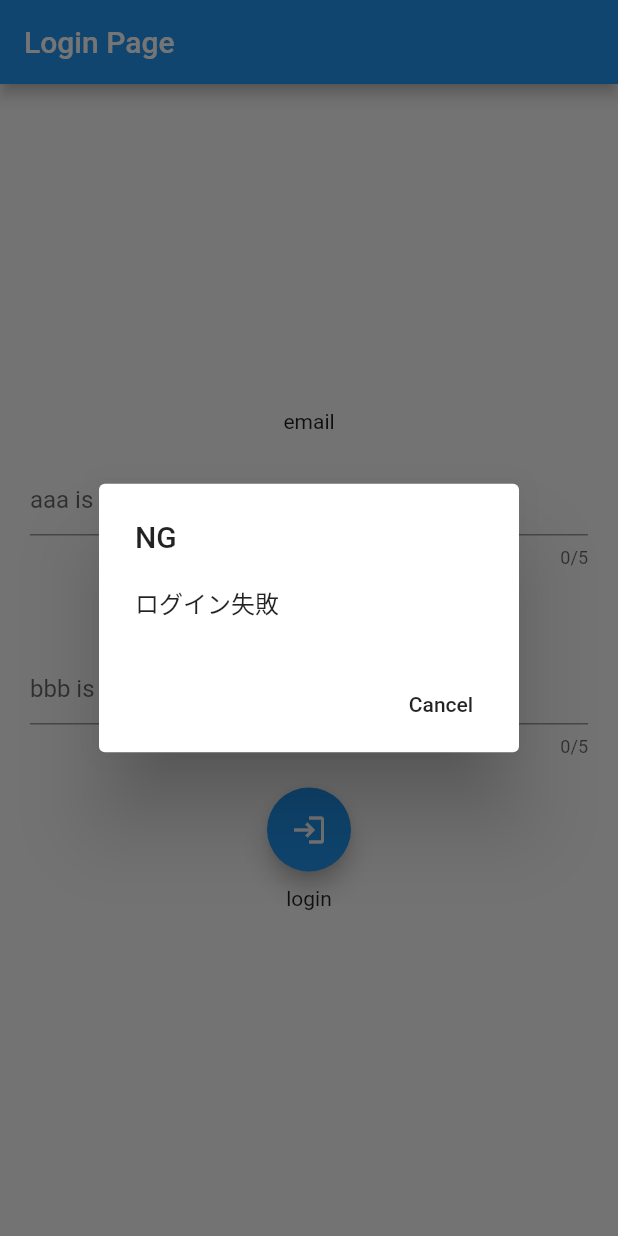
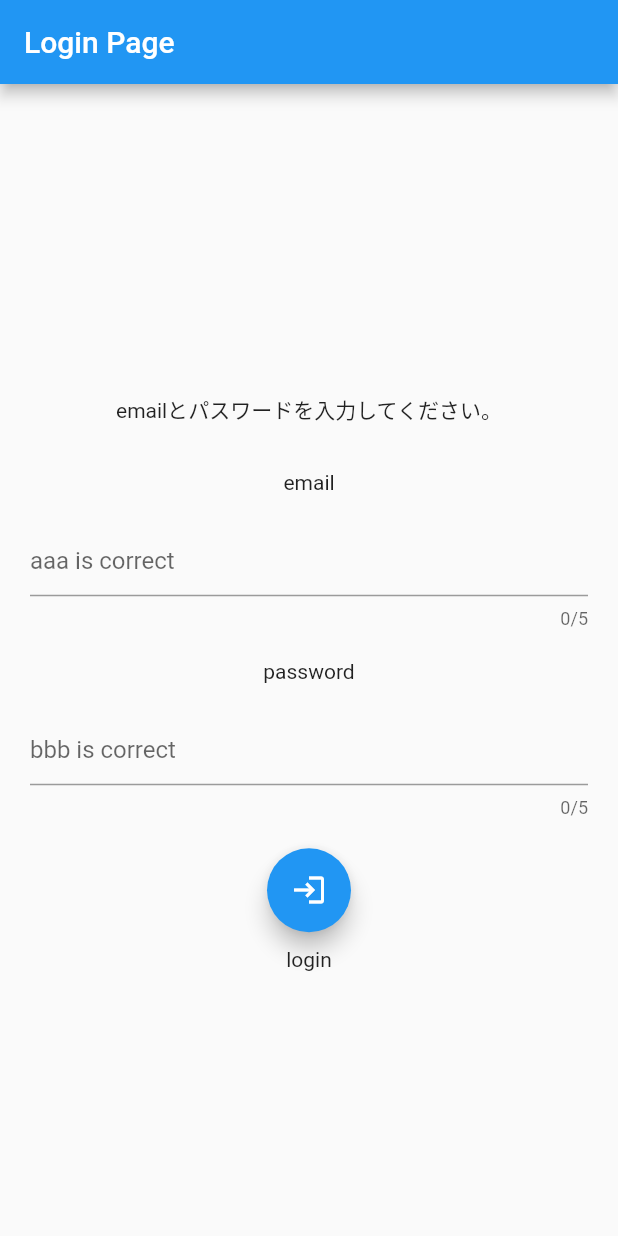
Before and after one commit to 1m-llc/login_provider_pattern, a Flutter app: the screen it shows after launch, after a tap on the "login" icon, on a phone screen of 412 x 824 dp. Run offline on Flutter 3.47's test engine with Material 2 defaults, Android fonts, the phone set to English and light mode, and no system bars; accounts and stored records are empty.

```diff
--- a/lib/data/login_repositories.dart
+++ b/lib/data/login_repositories.dart
@@ -2,16 +2,14 @@ import 'package:login_provider_pattern/domain/entities/login_entity.dart';
 import 'package:login_provider_pattern/presentation/viewmodels/login_view_model.dart';
 
 class LoginRepository {
-  Future<LoginEntity> entity(LoginViewModel viewModel) async {
-
-    LoginEntity entity = LoginEntity(false);
+  Future<LoginEntity> login(LoginViewModel viewModel) async {
 
     print("email ::: ${viewModel.email}");
     print("pass ::: ${viewModel.pass}");
 
     // 通信したと仮定する
-    if (viewModel.email == "aaa" && viewModel.pass == "bbb") return LoginEntity(true);
+    if (viewModel.email == "aaa" && viewModel.pass == "bbb") return LoginEntity(true, viewModel.email, viewModel.pass);
 
-    return LoginEntity(false);
+    return LoginEntity(false, viewModel.email, viewModel.pass);
   }
 }
--- a/lib/domain/entities/login_entity.dart
+++ b/lib/domain/entities/login_entity.dart
@@ -1,7 +1,11 @@
 class LoginEntity {
   bool isLogin;
+  String email;
+  String pass;
 
-  LoginEntity(bool isLogin) {
+  LoginEntity(bool isLogin, String email, String pass) {
     this.isLogin = isLogin;
+    this.email = email;
+    this.pass = pass;
   }
 }
--- a/lib/domain/usecase/login_usecase.dart
+++ b/lib/domain/usecase/login_usecase.dart
@@ -1,3 +1,4 @@
+import 'package:flutter/cupertino.dart';
 import 'package:login_provider_pattern/data/login_repositories.dart';
 import 'package:login_provider_pattern/domain/entities/login_entity.dart';
 import 'package:login_provider_pattern/presentation/viewmodels/login_view_model.dart';
@@ -14,9 +15,19 @@ class LoginUseCase {
     return _instance;
   }
 
-  Future<bool> isLogin(LoginViewModel viewModel) async {
-    LoginEntity entity = await LoginRepository().entity(viewModel);
-    return entity.isLogin;
+  void isLogin(LoginViewModel viewModel) async {
+
+    print("email in usecase ::: ${viewModel.email}");
+    print("pass in usecase ::: ${viewModel.pass}");
+
+    LoginEntity entity = await LoginRepository().login(viewModel);
+    print("${entity.email} / ${entity.pass} / ${entity.isLogin}");
+
+    viewModel.isLogin = entity.isLogin;
+    viewModel.email = entity.email;
+    viewModel.pass = entity.pass;
+
+    viewModel.loginSuccess();
   }
 
 }
--- a/lib/presentation/viewmodels/login_result_view_model.dart
+++ /dev/null
@@ -1,7 +0,0 @@
-class LoginResultViewModel {
-  bool isLogin;
-
-  LoginResultViewModel(bool isLogin) {
-    this.isLogin = isLogin;
-  }
-}
--- a/lib/presentation/viewmodels/login_view_model.dart
+++ b/lib/presentation/viewmodels/login_view_model.dart
@@ -1,9 +1,18 @@
-class LoginViewModel {
+import 'package:flutter/material.dart';
+
+class LoginViewModel extends ChangeNotifier {
+  bool isLogin;
   String email;
   String pass;
 
-  LoginViewModel(String email, String pass) {
+  LoginViewModel({bool isLogin, String email, String pass}) {
+    this.isLogin = isLogin;
     this.email = email;
     this.pass = pass;
   }
+
+  void loginSuccess() {
+    print("loginSuccessが呼ばれました");
+    notifyListeners();
+  }
 }
--- a/lib/presentation/views/login_page.dart
+++ b/lib/presentation/views/login_page.dart
@@ -4,9 +4,10 @@ import 'package:login_provider_pattern/domain/usecase/login_usecase.dart';
 import 'package:login_provider_pattern/presentation/viewmodels/login_view_model.dart';
 import 'package:login_provider_pattern/presentation/views/home_page.dart';
 import 'package:login_provider_pattern/presentation/widgets/login_dialog.dart';
+import 'package:provider/provider.dart';
 
 class LoginPage extends StatelessWidget {
-  // This widget is the root of your application.
+
   @override
   Widget build(BuildContext context) {
     return MaterialApp(
@@ -33,31 +34,43 @@ class _MyLoginPageState extends State<MyLoginPage> {
   var _emailController = TextEditingController();
   var _passController = TextEditingController();
 
-  void _loginAction() async {
-    bool isLogin = await LoginUseCase().isLogin(LoginViewModel(_emailController.text, _passController.text));
+  void _loginAction(LoginViewModel viewModel) async {
+    LoginUseCase().isLogin(viewModel);
+  }
 
-    print("isLogin ::: $isLogin");
-
-    if (isLogin) {
-      Navigator.of(context).push(MaterialPageRoute(builder: (context) => HomePage()));
-    } else {
-      LoginDialog.show(context, isLogin);
-    }
+  Text _messageText(bool isLogin) {
+      Text messageText = Text("emailとパスワードを入力してください。");
+      if (isLogin != null && isLogin) messageText = Text("ログイン状態");
+      return messageText;
   }
 
   @override
   Widget build(BuildContext context) {
-    return Scaffold(
+
+    return MultiProvider(
+      providers: [
+        ChangeNotifierProvider(create: (context) => LoginViewModel()),
+      ],
+      child: Scaffold(
         appBar: AppBar(
           title: Text(widget.title),
         ),
-      body: Center(
+        body:
+        Consumer<LoginViewModel>(
+            builder: (context, viewModel, child) {
+              return Center(
                 child: Column(
                   mainAxisAlignment: MainAxisAlignment.center,
                   children: <Widget>[
+                    Padding(
+                      padding: EdgeInsets.all(30),
+                      child: _messageText(viewModel.isLogin),
+                    ),
                     Text("email"),
-            Padding(padding: EdgeInsets.all(20),
-              child: TextField(controller: _emailController, enabled: true, maxLength: 5, maxLengthEnforced: true, maxLines: 1, decoration: InputDecoration(hintText: "aaa is correct"),),),
+                    Padding(
+                      padding: EdgeInsets.all(20),
+                      child: TextField(controller: _emailController, enabled: true, maxLength: 5, maxLengthEnforced: true, maxLines: 1, decoration: InputDecoration(hintText: "aaa is correct"),),
+                    ),
                     Text("password"),
                     Padding(padding: EdgeInsets.all(20),
                       child: TextField(controller: _passController, enabled: true, maxLength: 5, maxLengthEnforced: true, obscureText: true, maxLines: 1, decoration: InputDecoration(hintText: "bbb is correct"),),),
@@ -67,7 +80,11 @@ class _MyLoginPageState extends State<MyLoginPage> {
                         Column(
                           children: [
                             FloatingActionButton(
-                      onPressed: _loginAction,
+                              onPressed: () {
+                                viewModel.email = _emailController.text;
+                                viewModel.pass = _passController.text;
+                                _loginAction(viewModel);
+                              },
                               child: Icon(Icons.login),
                             ), // This trailing comma makes auto-formatting nicer for build methods.
                             Padding(padding: EdgeInsets.all(5),),
@@ -78,6 +95,9 @@ class _MyLoginPageState extends State<MyLoginPage> {
                     ),
                   ],
                 ),
+              );
+            }
+        ),
       ),
     );
   }
--- a/lib/presentation/widgets/login_dialog.dart
+++ b/lib/presentation/widgets/login_dialog.dart
@@ -1,18 +1,15 @@
 import 'package:flutter/material.dart';
 
 class LoginDialog {
-  static show(BuildContext context, bool isLogin) {
-    var titleText = (isLogin) ? Text('OK') : Text('NG');
-    var contentText = (isLogin) ? Text('ログイン成功') : Text('ログイン失敗');
+  static show(BuildContext context, String titleText, String contentText) {
 
-    // OKダイアログ 表示
     showDialog<int>(
       context: context,
       barrierDismissible: false,
       builder: (BuildContext context) {
         return AlertDialog(
-          title: titleText,
-          content: contentText,
+          title: Text(titleText),
+          content: Text(contentText),
           actions: <Widget>[
             FlatButton(
               child: Text('Cancel'),
--- a/pubspec.yaml
+++ b/pubspec.yaml
@@ -24,10 +24,10 @@ dependencies:
   flutter:
     sdk: flutter
 
-
   # The following adds the Cupertino Icons font to your application.
   # Use with the CupertinoIcons class for iOS style icons.
   cupertino_icons: ^1.0.0
+  provider: ^4.3.2+2
 
 dev_dependencies:
   flutter_test:
```
Also changed, not shown: pubspec.lock, 1 other file. Lines whose indentation alone changed are shown as unchanged.
